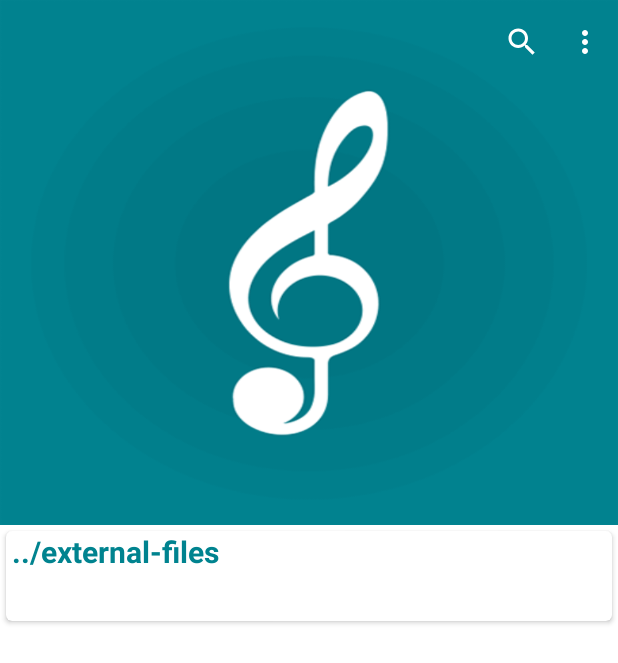
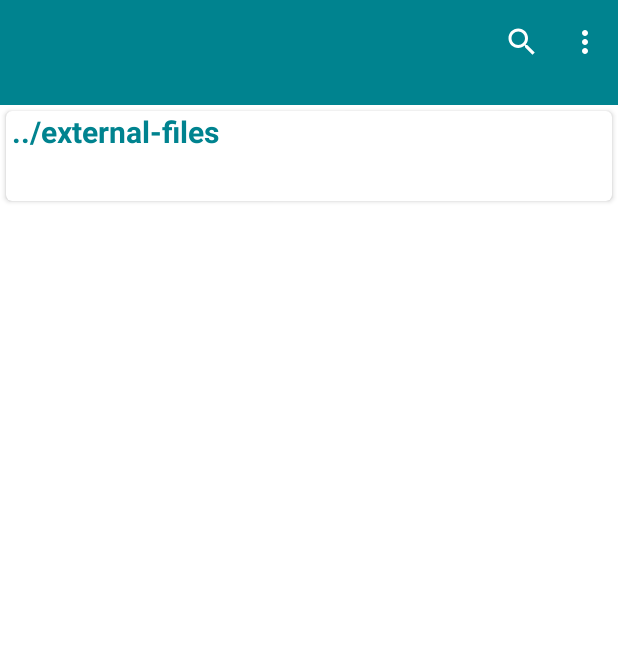
Before and after one commit to deftone/MusicPlayer, an Android app: the screen it shows after launch (MainActivity), on a phone screen of 412 x 824 dp. Shown: the top 663 px of the screen. Run offline under Robolectric (Android 15) with nearby library versions, the phone set to English and light mode, and no system bars.

Commit message:
small layout changes

```diff
--- a/app/src/main/java/de/deftone/musicplayer/activity/PlayActivity.java
+++ b/app/src/main/java/de/deftone/musicplayer/activity/PlayActivity.java
@@ -208,10 +208,8 @@ public class PlayActivity extends AppCompatActivity {
     void onShuffleButton() {
         if (musicService.setShuffle()) {
             shuffleButton.setImageResource(R.drawable.icon_shuffle);
-//            showCustomToast("Shuffle on");
         } else {
             shuffleButton.setImageResource(R.drawable.icon_inorder);
-//            showCustomToast("Shuffle off");
         }
     }
 
--- a/app/src/main/res/layout/activity_main.xml
+++ b/app/src/main/res/layout/activity_main.xml
@@ -10,7 +10,7 @@
     <android.support.design.widget.AppBarLayout
         android:id="@+id/app_bar"
         android:layout_width="match_parent"
-        android:layout_height="350dp"
+        android:layout_height="70dp"
         android:fitsSystemWindows="true"
         android:theme="@style/AppTheme.AppBarOverlay">
         <!--android:layout_height="@dimen/app_bar_height"-->
@@ -23,15 +23,6 @@
             app:contentScrim="?attr/colorPrimary"
             app:layout_scrollFlags="scroll|exitUntilCollapsed"
             app:toolbarId="@+id/toolbar">
-
-            <ImageView
-                android:id="@+id/image"
-                android:layout_width="match_parent"
-                android:layout_height="match_parent"
-                android:scaleType="centerCrop"
-                android:fitsSystemWindows="true"
-                android:background="@drawable/default_cover"
-                app:layout_collapseMode="parallax" />
 
             <android.support.v7.widget.Toolbar
                 android:id="@+id/toolbar"
```
